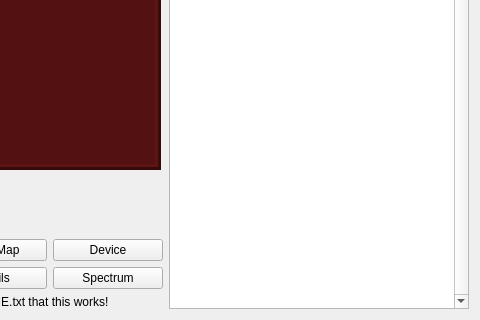
Before: the Qt Designer form forms/dabradio.ui in tomneda/DABstar, drawn with Qt 5; both pictures show x 394 to 874 and y 169 to 489 of the 874 by 489 pixel window.
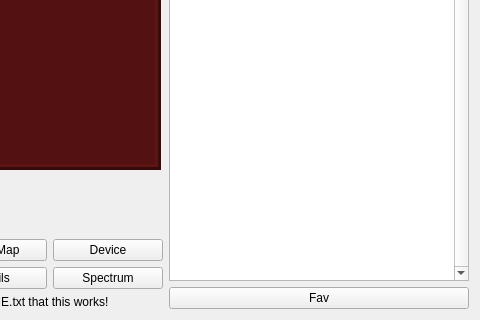
After: the same form once the commit is applied.

The edit to the form file:
```diff
--- a/forms/dabradio.ui
+++ b/forms/dabradio.ui
@@ -425,6 +425,8 @@
     </layout>
    </item>
    <item>
+    <layout class="QVBoxLayout" name="verticalLayout_4">
+     <item>
     <widget class="QTableView" name="tblServiceList">
      <property name="minimumSize">
       <size>
@@ -445,6 +447,19 @@
       <bool>false</bool>
      </property>
     </widget>
+     </item>
+     <item>
+      <layout class="QHBoxLayout" name="horizontalLayout_11">
+       <item>
+        <widget class="QPushButton" name="btnFav">
+         <property name="text">
+          <string>Fav</string>
+         </property>
+        </widget>
+       </item>
+      </layout>
+     </item>
+    </layout>
    </item>
   </layout>
  </widget>
```
Lines whose indentation alone changed are shown as unchanged.
